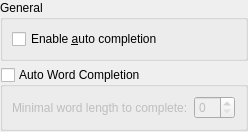
Qt form part/dialogs/completionconfigtab.ui (KDE/kate) before a commit.
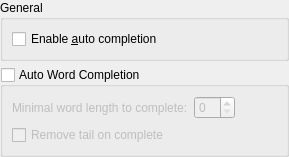
The same form after that commit. Custom widgets are drawn as their Qt base class.

Commit message: Add 'Remove tail' option to autoword completer. If turned ON it will remove tail of a current word (if any) on execute completion item. Example:

The edit to the form file:
```diff
--- a/part/dialogs/completionconfigtab.ui
+++ b/part/dialogs/completionconfigtab.ui
@@ -2,6 +2,14 @@
 <ui version="4.0">
  <class>CompletionConfigTab</class>
  <widget class="QWidget" name="CompletionConfigTab">
+  <property name="geometry">
+   <rect>
+    <x>0</x>
+    <y>0</y>
+    <width>289</width>
+    <height>150</height>
+   </rect>
+  </property>
   <layout class="QVBoxLayout" name="verticalLayout">
    <property name="margin">
     <number>0</number>
@@ -61,6 +69,16 @@
         </item>
        </layout>
       </item>
+      <item>
+       <widget class="QCheckBox" name="removeTail">
+        <property name="toolTip">
+         <string>Remove tail of a previous word when completion item chosen from a list</string>
+        </property>
+        <property name="text">
+         <string>Remove tail on complete</string>
+        </property>
+       </widget>
+      </item>
      </layout>
     </widget>
    </item>
```
The commit also changes 5 other files.
